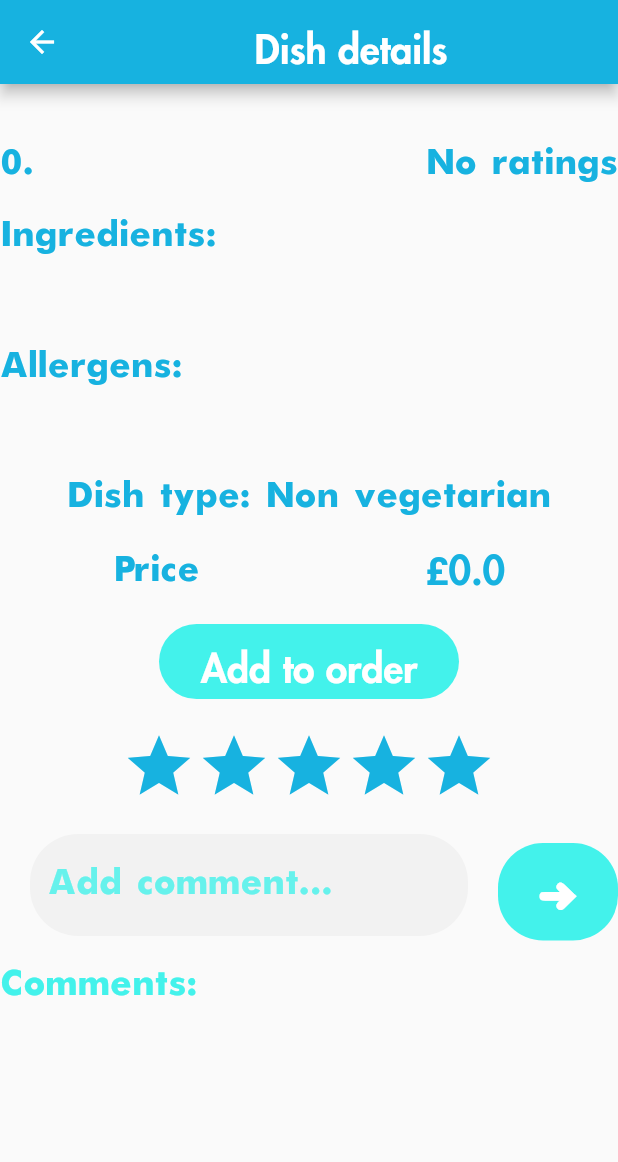
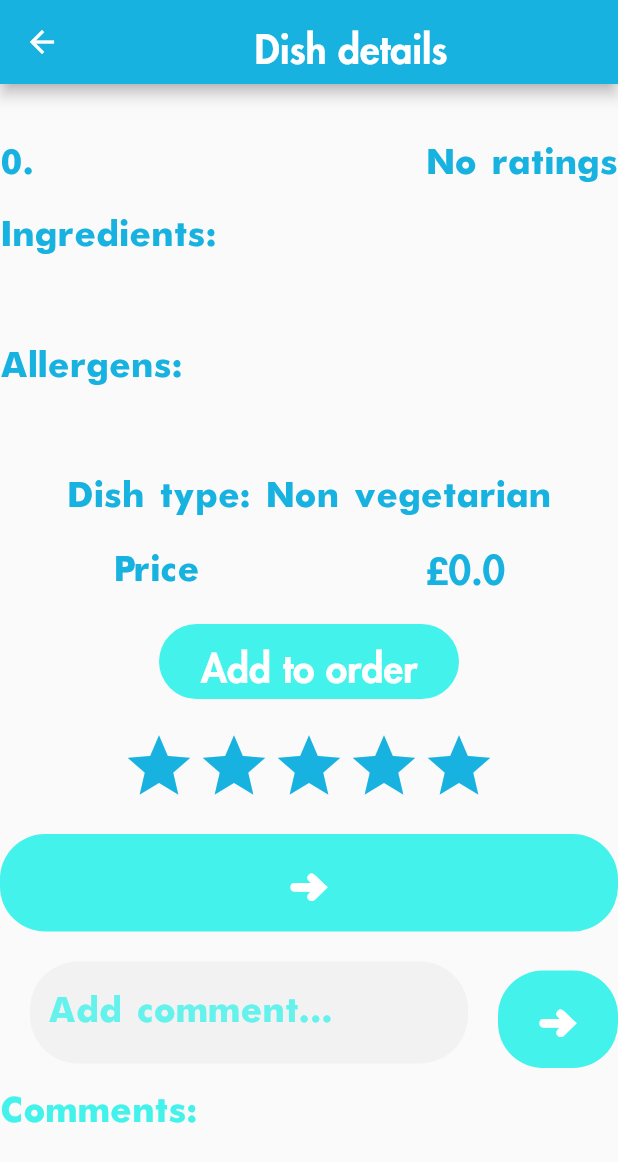
Before and after one commit to mihane-ichinose/VORS_Mobile, a Flutter app: the DishPage screen opened directly with empty values, on a phone screen of 412 x 824 dp. Shown: the top 1162 px of the screen. Run offline on Flutter 3.47's test engine with Material 2 defaults, Android fonts, the phone set to English and light mode, and no system bars; our stand-ins replace font_awesome_flutter; network calls fail; Roboto replaces fonts that are missing (Arial).

```diff
--- a/lib/dish_page.dart
+++ b/lib/dish_page.dart
@@ -268,7 +268,7 @@ class _DishPageState extends State<DishPage> {
       ),
     );
 
-    final submitButton = Material(
+    final submitCommentButton = Material(
       borderRadius: BorderRadius.circular(30.0),
       color: Color(0xFF43F2EB),
       child: MaterialButton(
@@ -280,6 +280,28 @@ class _DishPageState extends State<DishPage> {
           comments.add(newComment);
           setState(() {
             _buildCommentSection();
+          });
+        },
+        child: Text("➜",
+          textAlign: TextAlign.center,
+          style: style.copyWith(
+            color: Colors.white,
+            fontWeight: FontWeight.bold,
+          ),
+        ),
+      ),
+    );
+
+    final submitRatingButton = Material(
+      borderRadius: BorderRadius.circular(30.0),
+      color: Color(0xFF43F2EB),
+      child: MaterialButton(
+        minWidth: MediaQuery.of(context).size.width,
+        padding: EdgeInsets.all(15.0),
+        onPressed: () {
+          submitRating(widget.dishId, currentRating);
+          setState(() {
+            build(context);
           });
         },
         child: Text("➜",
@@ -322,6 +344,12 @@ class _DishPageState extends State<DishPage> {
               SizedBox(
                 height: 20,
               ),
+              Center(
+                child: submitRatingButton,
+              ),
+              SizedBox(
+                height: 20,
+              ),
               Row(
                 mainAxisAlignment: MainAxisAlignment.spaceAround,
                 children: [
@@ -339,7 +367,7 @@ class _DishPageState extends State<DishPage> {
                   ),
                   Container(
                     width: 80,
-                    child: submitButton,
+                    child: submitCommentButton,
                   ),
                 ],
               ),
```
Also changed, not shown: lib/util/dish.dart (+21 -6 lines).
